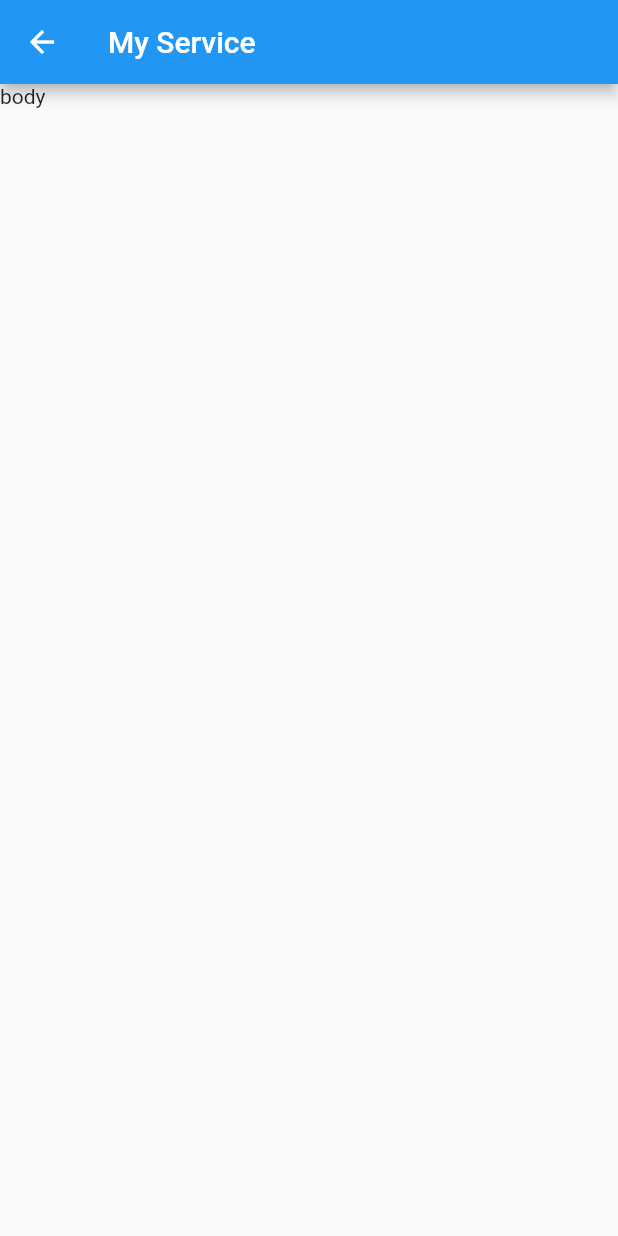
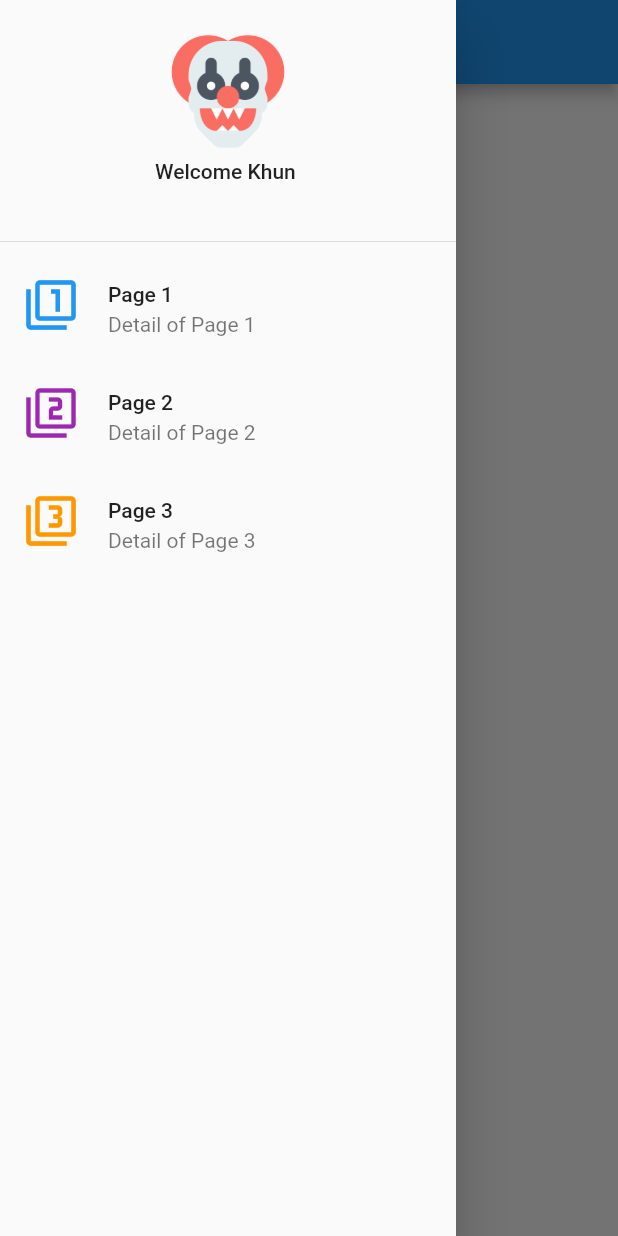
Before and after one commit to Sarunyou22/Pakk, a Flutter app: the MyService screen opened directly, with the side drawer open (before the commit the screen has no drawer), on a phone screen of 412 x 824 dp. Run offline on Flutter 3.47's test engine with Material 2 defaults, Android fonts, the phone set to English and light mode, and no system bars; missing offline and left inert: dart:ffi; accounts and stored records are empty.

Commit message:
Before QR Code

```diff
--- a/lib/screens/home.dart
+++ b/lib/screens/home.dart
@@ -84,7 +84,7 @@ class _HomeState extends State<Home> {
             // move to Myservice
             MaterialPageRoute materialPageRoute =
                 MaterialPageRoute(builder: (BuildContext context) {
-              return MyService();
+              return MyService(userModel: userModel,);
             });
             Navigator.of(context).pushAndRemoveUntil(materialPageRoute,
                 (Route<dynamic> route) {
--- a/lib/screens/my_service.dart
+++ b/lib/screens/my_service.dart
@@ -1,18 +1,128 @@
 import 'package:flutter/material.dart';
+import 'package:http/http.dart';
+import 'package:pakk/models/user_model.dart';
+import 'package:pakk/widget/page1.dart';
+import 'package:pakk/widget/page2.dart';
+import 'package:pakk/widget/page3.dart';
 
 class MyService extends StatefulWidget {
+  final UserModel userModel;
+  MyService({Key key, this.userModel}) : super(key: key);
+
   @override
   _MyServiceState createState() => _MyServiceState();
 }
 
 class _MyServiceState extends State<MyService> {
+  // field
+  UserModel myUserModel;
+  Widget currentWidget = Page1();
+
+  // method
+
+  Widget menuPage1() {
+    return ListTile(
+      leading: Icon(
+        Icons.filter_1,
+        size: 36.0,
+        color: Colors.blue,
+      ),
+      title: Text('Page 1'),
+      subtitle: Text('Detail of Page 1'),
+      onTap: () {
+        setState(() {
+         currentWidget = Page1();
+        });
+        Navigator.of(context).pop();
+      },
+    );
+  }
+
+  Widget menuPage2() {
+    return ListTile(
+      leading: Icon(
+        Icons.filter_2,
+        size: 36.0,
+        color: Colors.purple,
+      ),
+      title: Text('Page 2'),
+      subtitle: Text('Detail of Page 2'),
+      onTap: () {
+        setState(() {
+         currentWidget = Page2();
+        });
+        Navigator.of(context).pop();
+      },
+    );
+  }
+
+  Widget menuPage3() {
+    return ListTile(
+      leading: Icon(
+        Icons.filter_3,
+        size: 36.0,
+        color: Colors.orange,
+      ),
+      title: Text('Page 3'),
+      subtitle: Text('Detail of Page 3'),
+      onTap: () {
+        setState(() {
+         currentWidget = Page3();
+        });
+        Navigator.of(context).pop();
+      },
+    );
+  }
+
+  Widget showLogin() {
+    return Text('Welcome Khun ${myUserModel.name}');
+  }
+
+  Widget headDrawer() {
+    return DrawerHeader(
+      child: Column(
+        children: <Widget>[
+          showLogo(),
+          showLogin(),
+        ],
+      ),
+    );
+  }
+
+  Widget showLogo() {
+    return Container(
+      height: 90.0,
+      child: Image.asset('images/logo.png'),
+    );
+  }
+
+  Widget showDrawer() {
+    return Drawer(
+      child: ListView(
+        children: <Widget>[
+          headDrawer(),
+          menuPage1(),
+          menuPage2(),
+          menuPage3(),
+        ],
+      ),
+    );
+  }
+
+  @override
+  void initState() {
+    super.initState();
+    myUserModel = widget.userModel;
+  }
+
   @override
   Widget build(BuildContext context) {
     return Scaffold(
       appBar: AppBar(
         title: Text('My Service'),
       ),
-      body: Text('body'),
+      body: currentWidget,
+      drawer: showDrawer(),
     );
   }
 }
--- /dev/null
+++ b/lib/widget/page1.dart
@@ -0,0 +1,18 @@
+import 'package:flutter/material.dart';
+
+
+
+class Page1 extends StatefulWidget {
+  @override
+  _Page1State createState() => _Page1State();
+}
+
+class _Page1State extends State<Page1> {
+  @override
+  Widget build(BuildContext context) {
+    return Container(
+      child: Text('This is Page 1'),
+
+    );
+  }
+}
```
Also changed, not shown: lib/widget/page2.dart (added, +15 -0 lines), lib/widget/page3.dart (added, +15 -0 lines).
